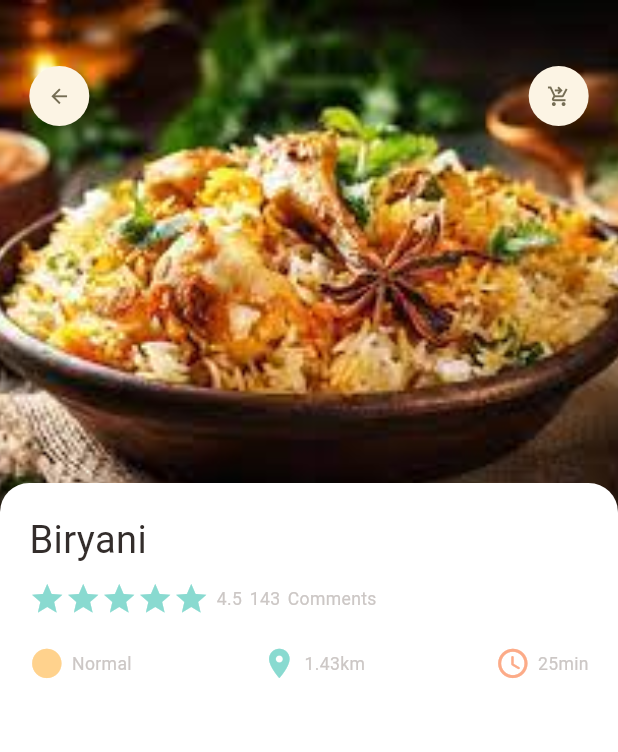
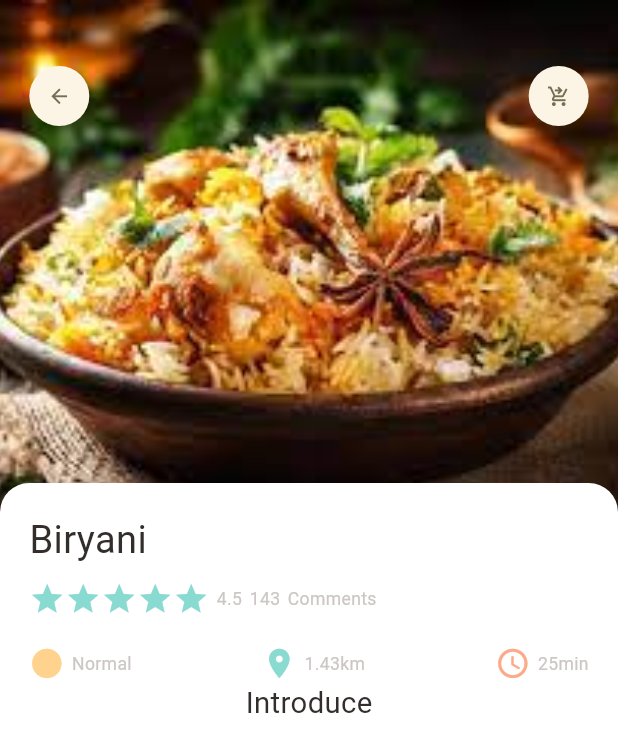
Before and after one commit to Sush308/food_delivery_app, a Flutter app: the screen it shows after launch, on a phone screen of 412 x 824 dp. Shown: the top 752 px of the screen. Run offline on Flutter 3.47's test engine with Material 3 defaults, Android fonts, the phone set to English and light mode, and no system bars; our stand-ins replace dots_indicator, get.

Commit message:
Popular_food_details.dart file added

```diff
--- a/lib/pages/food/popular_food_details.dart
+++ b/lib/pages/food/popular_food_details.dart
@@ -57,7 +57,12 @@ class PopularFoodDetail extends StatelessWidget {
                   ),
                   color: Colors.white,
                 ),
-                  child: const AppColumn(text: "Biryani",)
+                  child:  Column(
+                    children: [
+                      AppColumn(text: "Biryani",),
+                      BigText(text: "Introduce")
+                    ],
+                  )
               ))
         ],
       ),
```
